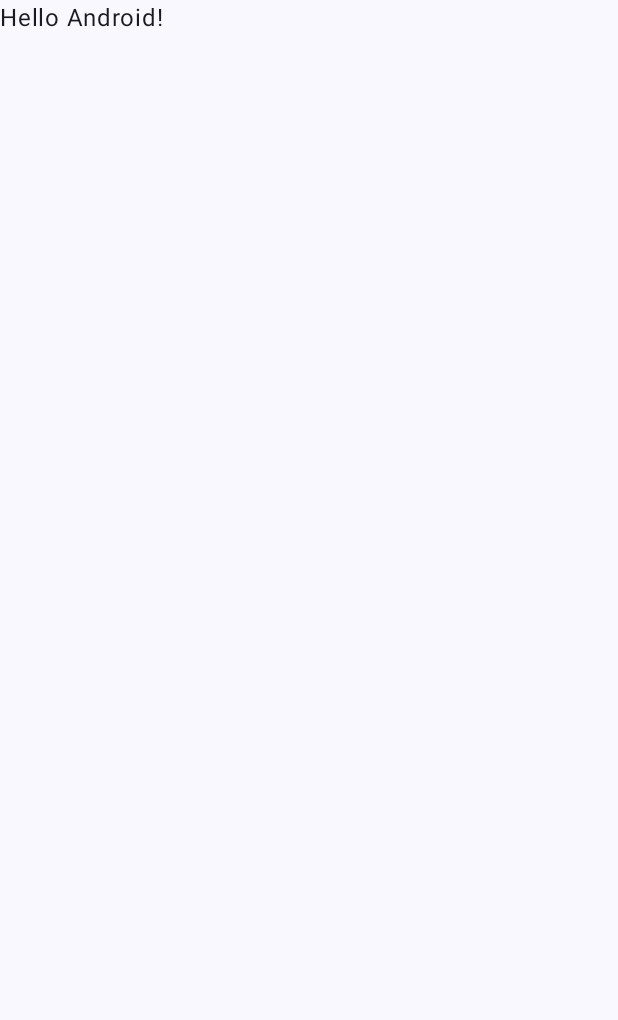
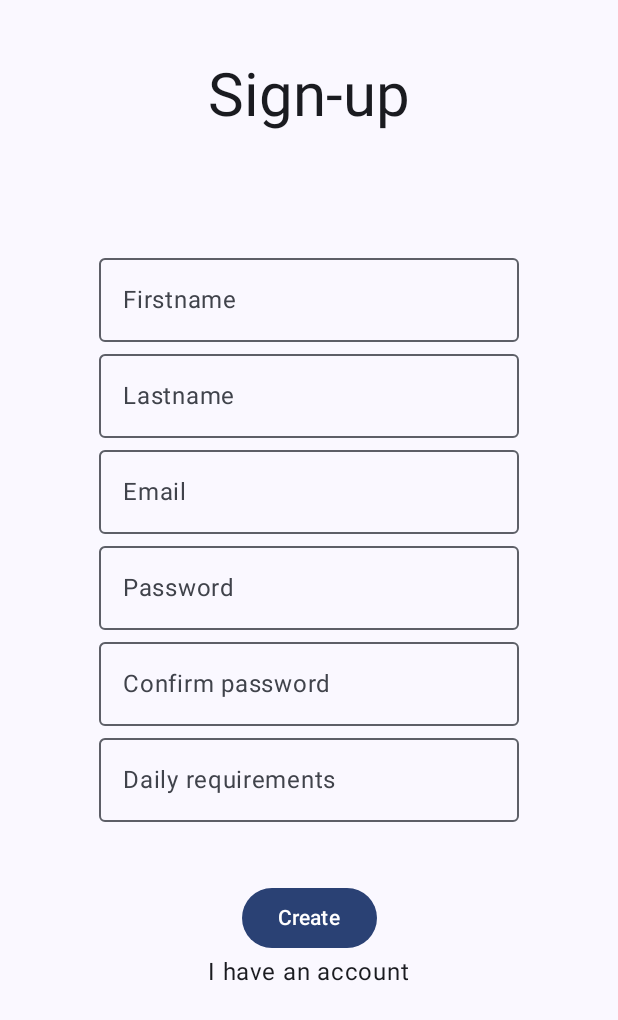
Before and after one commit to Ugzh/APPLI_KCALCUL_COMPOSE, an Android app built with Jetpack Compose: the screen it shows after launch (MainActivity), on a phone screen of 412 x 824 dp. Before the commit the part shown is almost empty. Shown: the top 1020 px of the screen. Run offline under Robolectric (Android 15) with nearby library versions, the phone set to English and light mode, and no system bars.

Commit message:
Register

```diff
--- a/app/src/main/AndroidManifest.xml
+++ b/app/src/main/AndroidManifest.xml
@@ -1,6 +1,8 @@
 <?xml version="1.0" encoding="utf-8"?>
 <manifest xmlns:android="http://schemas.android.com/apk/res/android"
     xmlns:tools="http://schemas.android.com/tools">
+
+    <uses-permission android:name="android.permission.INTERNET"/>
 
     <application
         android:allowBackup="true"
--- a/app/src/main/java/com/example/kcalcul_compose/MainActivity.kt
+++ b/app/src/main/java/com/example/kcalcul_compose/MainActivity.kt
@@ -10,6 +10,8 @@ import androidx.compose.material3.Text
 import androidx.compose.runtime.Composable
 import androidx.compose.ui.Modifier
 import androidx.compose.ui.tooling.preview.Preview
+import com.example.kcalcul_compose.ui.screens.Register
+import com.example.kcalcul_compose.ui.shared_component.EditTextSharedComponent
 import com.example.kcalcul_compose.ui.theme.KCALCUL_COMPOSETheme
 
 class MainActivity : ComponentActivity() {
@@ -22,25 +24,9 @@ class MainActivity : ComponentActivity() {
                     modifier = Modifier.fillMaxSize(),
                     color = MaterialTheme.colorScheme.background
                 ) {
-                    Greeting("Android")
+                    Register()
                 }
             }
         }
     }
 }
-
-@Composable
-fun Greeting(name: String, modifier: Modifier = Modifier) {
-    Text(
-        text = "Hello $name!",
-        modifier = modifier
-    )
-}
-
-@Preview(showBackground = true)
-@Composable
-fun GreetingPreview() {
-    KCALCUL_COMPOSETheme {
-        Greeting("Android")
-    }
-}
--- /dev/null
+++ b/app/src/main/java/com/example/kcalcul_compose/ui/screens/Register.kt
@@ -0,0 +1,49 @@
+package com.example.kcalcul_compose.ui.screens
+
+import androidx.compose.foundation.background
+import androidx.compose.foundation.layout.Arrangement
+import androidx.compose.foundation.layout.Box
+import androidx.compose.foundation.layout.Column
+import androidx.compose.foundation.layout.fillMaxSize
+import androidx.compose.foundation.layout.fillMaxWidth
+import androidx.compose.foundation.layout.padding
+import androidx.compose.material3.Text
+import androidx.compose.runtime.Composable
+import androidx.compose.ui.Alignment
+import androidx.compose.ui.Modifier
+import androidx.compose.ui.graphics.Color
+import androidx.compose.ui.text.input.KeyboardType
+import androidx.compose.ui.tooling.preview.Preview
+import androidx.compose.ui.unit.dp
+import com.example.kcalcul_compose.ui.shared_component.ButtonSharedComponent
+import com.example.kcalcul_compose.ui.shared_component.EditTextSharedComponent
+import com.example.kcalcul_compose.ui.shared_component.TitleSharedComponent
+
+@Preview(showBackground = true)
+@Composable
+fun Register(){
+    Box(Modifier.fillMaxSize()) {
+        TitleSharedComponent(text = "Sign-up", modifier = Modifier.align(Alignment.TopCenter))
+        Column(Modifier.align(Alignment.Center)) {
+            EditTextSharedComponent(placeholderStr = "Firstname")
+            EditTextSharedComponent(placeholderStr = "Lastname")
+            EditTextSharedComponent(placeholderStr = "Email")
+            EditTextSharedComponent(placeholderStr = "Password", isPasswordField = true)
+            EditTextSharedComponent(placeholderStr = "Confirm password", isPasswordField = true)
+            EditTextSharedComponent(
+                placeholderStr = "Daily requirements",
+                keyboardType = KeyboardType.Number
+            )
+            Box(
+                Modifier
+                    .padding(top = 40.dp)
+                    .align(Alignment.CenterHorizontally)){
+                Column(horizontalAlignment = Alignment.CenterHorizontally) {
+                    ButtonSharedComponent(btnText = "Create", modifier = Modifier)
+                    Text(text = "I have an account")
+                }
+            }
+        }
+
+    }
+}
--- /dev/null
+++ b/app/src/main/java/com/example/kcalcul_compose/ui/shared_component/EditTextSharedComponent.kt
@@ -0,0 +1,62 @@
+package com.example.kcalcul_compose.ui.shared_component
+
+import androidx.compose.foundation.text.KeyboardOptions
+import androidx.compose.material3.OutlinedTextField
+import androidx.compose.material3.Text
+import androidx.compose.runtime.Composable
+import androidx.compose.runtime.getValue
+import androidx.compose.runtime.mutableStateOf
+import androidx.compose.runtime.remember
+import androidx.compose.runtime.setValue
+import androidx.compose.ui.Modifier
+import androidx.compose.ui.text.input.KeyboardType
+import androidx.compose.ui.text.input.PasswordVisualTransformation
+import androidx.compose.ui.text.input.VisualTransformation
+import androidx.compose.ui.tooling.preview.Preview
+
+@Preview(showBackground = true)
+@Composable
+fun EditTextSharedComponentPreview(
+    modifier: Modifier= Modifier,
+    textToEdit: String = "Ugo",
+    placeholderStr: String= "Firstname"
+){
+    var updatedText by remember {
+        mutableStateOf(textToEdit)
+    }
+    OutlinedTextField(
+        modifier = modifier,
+        value = updatedText,
+        onValueChange = { updatedText = it },
+        label = {
+            Text(text = placeholderStr)
+        },
+    )
+}
+
+@Composable
+fun EditTextSharedComponent(
+    modifier: Modifier= Modifier,
+    textToEdit: String = "",
+    placeholderStr: String,
+    keyboardType: KeyboardType = KeyboardType.Text,
+    isPasswordField: Boolean = false
+){
+    var updatedText by remember {
+        mutableStateOf(textToEdit)
+    }
+    OutlinedTextField(
+        modifier = modifier,
+        value = updatedText,
+        onValueChange = { updatedText = it },
+        label = {
+            Text(text = placeholderStr)
+        },
+        keyboardOptions = KeyboardOptions(
+            keyboardType = keyboardType
+        ),
+        visualTransformation =
+        if (isPasswordField) PasswordVisualTransformation() else VisualTransformation.None
+
+    )
+}
--- a/app/src/main/java/com/example/kcalcul_compose/ui/theme/Type.kt
+++ b/app/src/main/java/com/example/kcalcul_compose/ui/theme/Type.kt
@@ -14,12 +14,11 @@ val Typography = Typography(
         fontSize = 16.sp,
         lineHeight = 24.sp,
         letterSpacing = 0.5.sp
-    )
-    /* Other default text styles to override
+    ),
     titleLarge = TextStyle(
         fontFamily = FontFamily.Default,
         fontWeight = FontWeight.Normal,
-        fontSize = 22.sp,
+        fontSize = 40.sp,
         lineHeight = 28.sp,
         letterSpacing = 0.sp
     ),
@@ -30,5 +29,4 @@ val Typography = Typography(
         lineHeight = 16.sp,
         letterSpacing = 0.5.sp
     )
-    */
 )
```
Also changed, not shown: app/build.gradle.kts (+5 -2 lines), app/src/main/java/com/example/kcalcul_compose/ui/shared_component/ButtonSharedComponent.kt (added, +32 -0 lines), app/src/main/java/com/example/kcalcul_compose/ui/shared_component/TitleSharedComponent.kt (added, +34 -0 lines).
